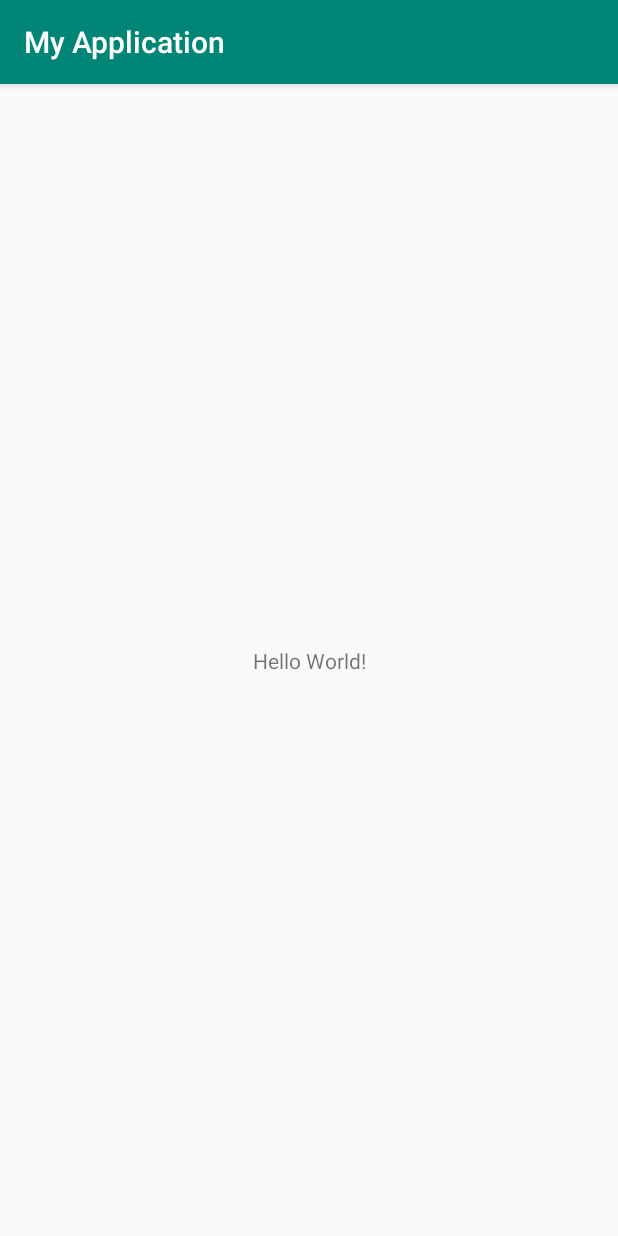
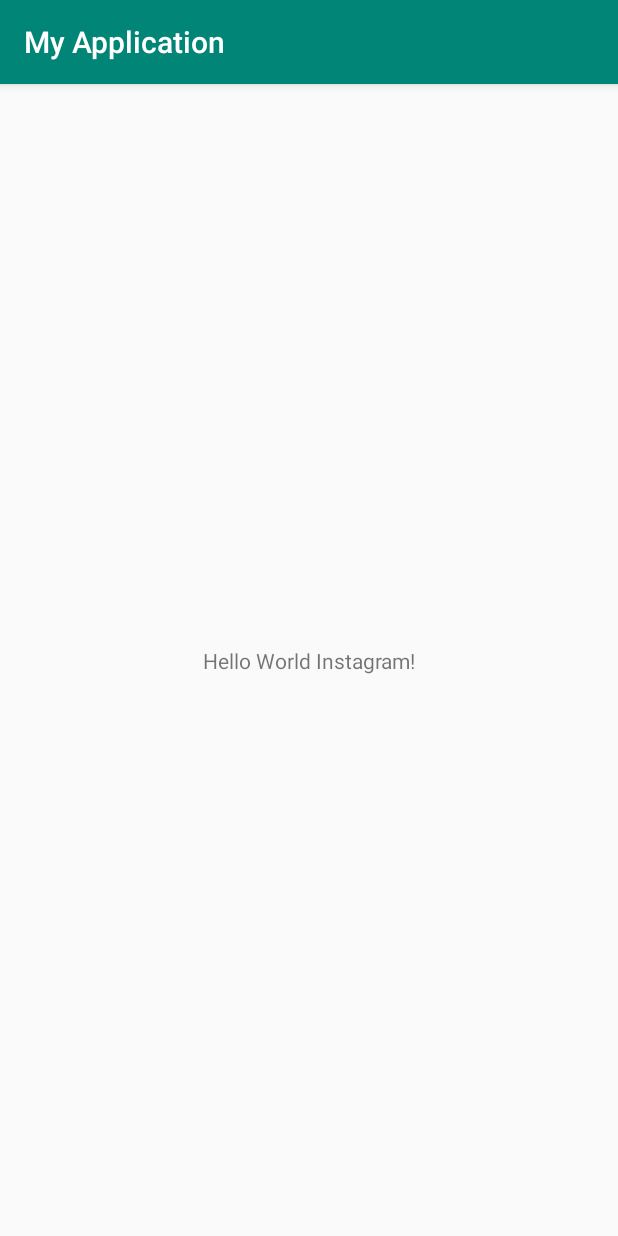
Before and after one commit to isubhamsr/market-place, an Android app: the screen it shows after launch (MainActivity), on a phone screen of 412 x 824 dp. Run offline under Robolectric (Android 15) with nearby library versions, the phone set to English and light mode, and no system bars.

Commit message:
some test

```diff
--- a/Insta-mobile/app/src/main/res/layout/activity_main.xml
+++ b/Insta-mobile/app/src/main/res/layout/activity_main.xml
@@ -9,7 +9,7 @@
     <TextView
         android:layout_width="wrap_content"
         android:layout_height="wrap_content"
-        android:text="Hello World!"
+        android:text="Hello World Instagram!"
         app:layout_constraintBottom_toBottomOf="parent"
         app:layout_constraintLeft_toLeftOf="parent"
         app:layout_constraintRight_toRightOf="parent"
```
